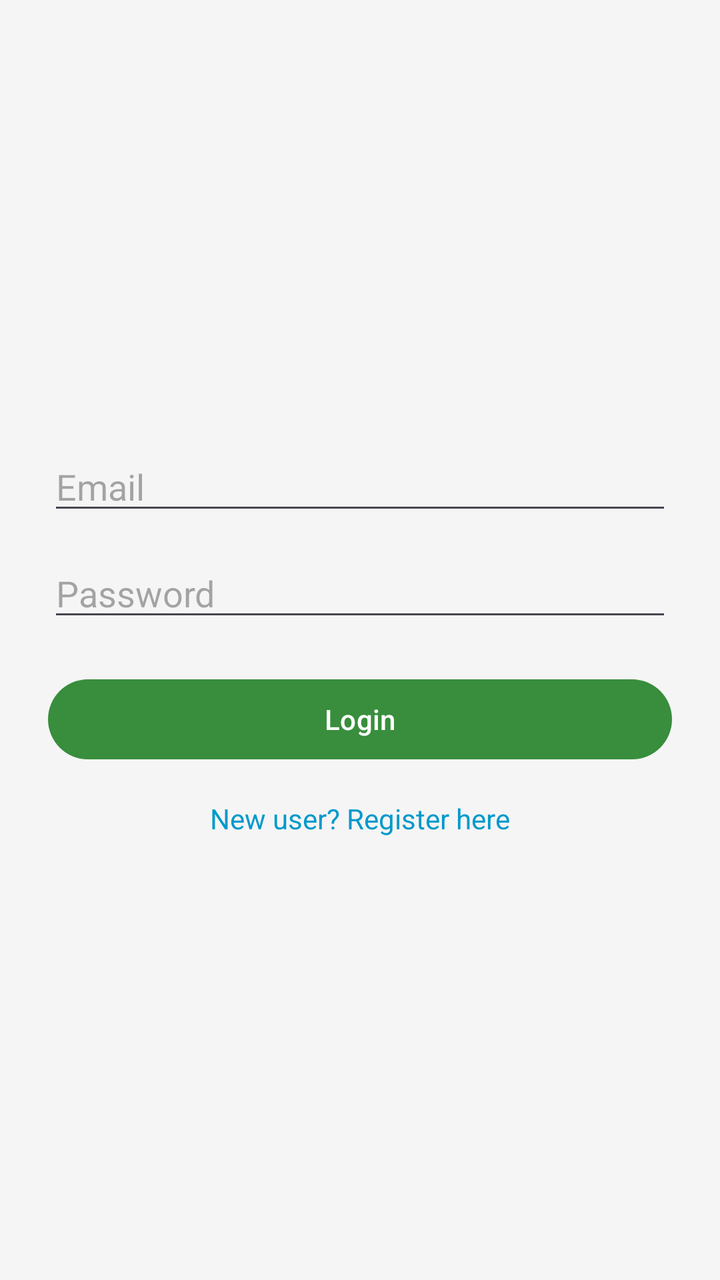
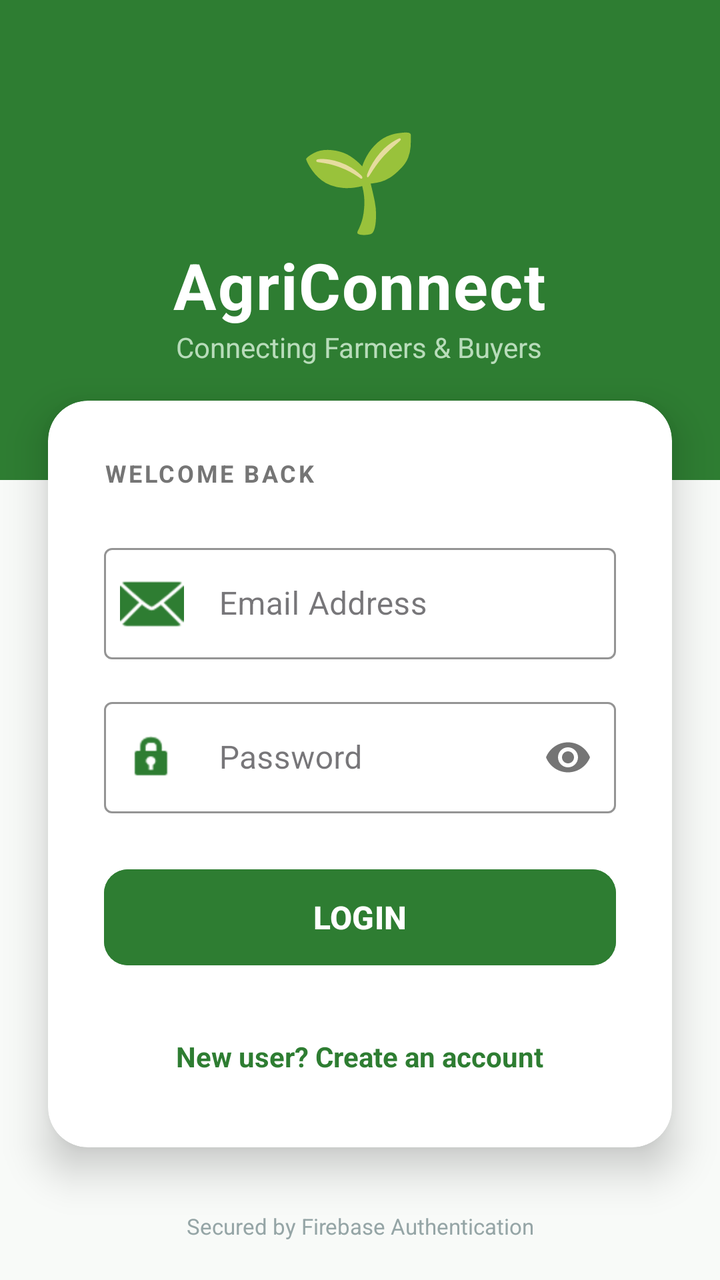

Screens rendered from an Android XML layout before and after an edit, with the pre-edit source and the edit as a unified diff.
<!-- AndroidManifest.xml: application theme Theme.AgriConnect -->
<!-- res/layout/activity_login.xml -->
<?xml version="1.0" encoding="utf-8"?>
<LinearLayout xmlns:android="http://schemas.android.com/apk/res/android"
    android:layout_width="match_parent"
    android:layout_height="match_parent"
    android:orientation="vertical"
    android:padding="24dp"
    android:gravity="center">

    <EditText
        android:id="@+id/loginEmail"
        android:layout_width="match_parent"
        android:layout_height="wrap_content"
        android:hint="Email"
        android:inputType="textEmailAddress"/>

    <EditText
        android:id="@+id/loginPassword"
        android:layout_width="match_parent"
        android:layout_height="wrap_content"
        android:hint="Password"
        android:inputType="textPassword"
        android:layout_marginTop="12dp"/>

    <Button
        android:id="@+id/loginBtn"
        android:layout_width="match_parent"
        android:layout_height="wrap_content"
        android:text="Login"
        android:layout_marginTop="20dp"/>

    <TextView
        android:id="@+id/goToRegister"
        android:layout_width="wrap_content"
        android:layout_height="wrap_content"
        android:text="New user? Register here"
        android:textColor="@android:color/holo_blue_dark"
        android:layout_marginTop="16dp"/>
</LinearLayout>
<!-- resources referenced by this layout -->
<resources>
  <style name="Theme.AgriConnect" parent="Theme.Material3.DayNight.NoActionBar">
  
          
          <item name="colorPrimary">@color/successGreen</item>
          <item name="colorOnPrimary">@color/white</item>
  
          
          <item name="colorSecondary">@color/greenAccent</item>
          <item name="colorOnSecondary">@color/white</item>
  
          
          <item name="android:colorBackground">@color/backgroundLight</item>
          <item name="colorSurface">@color/white</item>
  
          
          <item name="android:statusBarColor">@color/green</item>
  
      </style>
  <color name="successGreen">#388E3C</color>
  <color name="white">#FFFFFF</color>
  <color name="greenAccent">#66BB6A</color>
  <color name="backgroundLight">#F5F5F5</color>
  <color name="green">#4CAF50</color>
</resources>

<!-- the commit's change to res/layout/activity_login.xml (unified diff, before → after) -->
@@ -1,38 +1,159 @@
 <?xml version="1.0" encoding="utf-8"?>
 <LinearLayout xmlns:android="http://schemas.android.com/apk/res/android"
+    xmlns:app="http://schemas.android.com/apk/res-auto"
     android:layout_width="match_parent"
     android:layout_height="match_parent"
-    android:orientation="vertical"
-    android:padding="24dp"
-    android:gravity="center">
+    android:background="#F8FAF8"
+    android:orientation="vertical">
 
-    <EditText
-        android:id="@+id/loginEmail"
+    <RelativeLayout
+        android:layout_width="match_parent"
+        android:layout_height="240dp"
+        android:background="#2E7D32"
+        android:padding="32dp">
+
+        <LinearLayout
+            android:layout_width="wrap_content"
+            android:layout_height="wrap_content"
+            android:layout_centerInParent="true"
+            android:gravity="center"
+            android:orientation="vertical">
+
+            <TextView
+                android:layout_width="wrap_content"
+                android:layout_height="wrap_content"
+                android:text="🌱"
+                android:textSize="48sp" />
+
+            <TextView
+                android:layout_width="wrap_content"
+                android:layout_height="wrap_content"
+                android:text="AgriConnect"
+                android:textColor="#FFFFFF"
+                android:textSize="32sp"
+                android:textStyle="bold"
+                android:letterSpacing="0.02"/>
+
+            <TextView
+                android:layout_width="wrap_content"
+                android:layout_height="wrap_content"
+                android:text="Connecting Farmers &amp; Buyers"
+                android:textColor="#C8E6C9"
+                android:textSize="14sp"
+                android:alpha="0.9" />
+        </LinearLayout>
+    </RelativeLayout>
+
+    <androidx.cardview.widget.CardView
         android:layout_width="match_parent"
         android:layout_height="wrap_content"
-        android:hint="Email"
-        android:inputType="textEmailAddress"/>
+        android:layout_marginStart="24dp"
+        android:layout_marginEnd="24dp"
+        android:layout_marginTop="-40dp"
+        app:cardCornerRadius="20dp"
+        app:cardElevation="12dp"
+        app:cardBackgroundColor="#FFFFFF">
 
-    <EditText
-        android:id="@+id/loginPassword"
+        <LinearLayout
+            android:layout_width="match_parent"
+            android:layout_height="wrap_content"
+            android:orientation="vertical"
+            android:padding="28dp">
+
+            <TextView
+                android:layout_width="wrap_content"
+                android:layout_height="wrap_content"
+                android:text="WELCOME BACK"
+                android:textColor="#757575"
+                android:textSize="12sp"
+                android:textStyle="bold"
+                android:letterSpacing="0.1"
+                android:layout_marginBottom="24dp"/>
+
+            <com.google.android.material.textfield.TextInputLayout
+                android:id="@+id/tilLoginEmail"
+                style="@style/Widget.MaterialComponents.TextInputLayout.OutlinedBox"
+                android:layout_width="match_parent"
+                android:layout_height="wrap_content"
+                android:layout_marginBottom="16dp"
+                android:hint="          Email Address"
+                app:boxStrokeColor="#2E7D32"
+                app:hintTextColor="#2E7D32"
+                app:startIconDrawable="@android:drawable/ic_dialog_email"
+                app:startIconTint="#2E7D32">
+
+                <com.google.android.material.textfield.TextInputEditText
+                    android:id="@+id/etLoginEmail"
+                    android:layout_width="match_parent"
+                    android:layout_height="wrap_content"
+                    android:inputType="textEmailAddress"
+                    android:textColor="#2D3436"/>
+            </com.google.android.material.textfield.TextInputLayout>
+
+            <com.google.android.material.textfield.TextInputLayout
+                android:id="@+id/tilLoginPassword"
+                style="@style/Widget.MaterialComponents.TextInputLayout.OutlinedBox"
+                android:layout_width="match_parent"
+                android:layout_height="wrap_content"
+                android:layout_marginBottom="24dp"
+                android:hint="          Password"
+                app:passwordToggleEnabled="true"
+                app:boxStrokeColor="#2E7D32"
+                app:hintTextColor="#2E7D32"
+                app:startIconDrawable="@android:drawable/ic_lock_idle_lock"
+                app:startIconTint="#2E7D32">
+
+                <com.google.android.material.textfield.TextInputEditText
+                    android:id="@+id/etLoginPassword"
+                    android:layout_width="match_parent"
+                    android:layout_height="wrap_content"
+                    android:inputType="textPassword"
+                    android:textColor="#2D3436"/>
+            </com.google.android.material.textfield.TextInputLayout>
+
+            <Button
+                android:id="@+id/btnLogin"
+                android:layout_width="match_parent"
+                android:layout_height="56dp"
+                android:text="LOGIN"
+                android:textAllCaps="true"
+                android:textSize="16sp"
+                android:textStyle="bold"
+                android:backgroundTint="#2E7D32"
+                app:cornerRadius="12dp"
+                app:elevation="4dp" />
+
+            <ProgressBar
+                android:id="@+id/loginProgressBar"
+                android:layout_width="40dp"
+                android:layout_height="40dp"
+                android:layout_gravity="center"
+                android:layout_marginTop="16dp"
+                android:indeterminateTint="#2E7D32"
+                android:visibility="gone" />
+
+            <TextView
+                android:id="@+id/tvRegisterRedirect"
+                android:layout_width="wrap_content"
+                android:layout_height="wrap_content"
+                android:layout_gravity="center"
+                android:layout_marginTop="24dp"
+                android:text="New user? Create an account"
+                android:textColor="#2E7D32"
+                android:textSize="14sp"
+                android:textStyle="bold"
+                android:padding="8dp"/>
+
+        </LinearLayout>
+    </androidx.cardview.widget.CardView>
+
+    <TextView
         android:layout_width="match_parent"
         android:layout_height="wrap_content"
-        android:hint="Password"
-        android:inputType="textPassword"
-        android:layout_marginTop="12dp"/>
+        android:gravity="center"
+        android:layout_marginTop="32dp"
+        android:text="Secured by Firebase Authentication"
+        android:textColor="#95A5A6"
+        android:textSize="11sp"/>
 
-    <Button
-        android:id="@+id/loginBtn"
-        android:layout_width="match_parent"
-        android:layout_height="wrap_content"
-        android:text="Login"
-        android:layout_marginTop="20dp"/>
-
-    <TextView
-        android:id="@+id/goToRegister"
-        android:layout_width="wrap_content"
-        android:layout_height="wrap_content"
-        android:text="New user? Register here"
-        android:textColor="@android:color/holo_blue_dark"
-        android:layout_marginTop="16dp"/>
 </LinearLayout>
